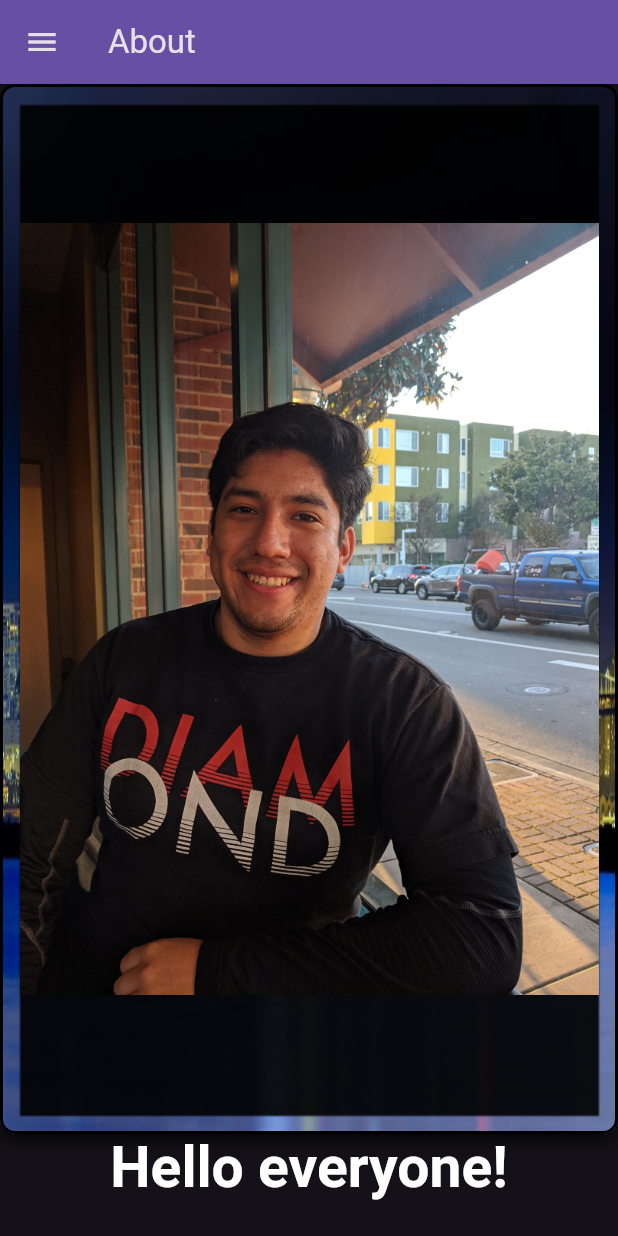
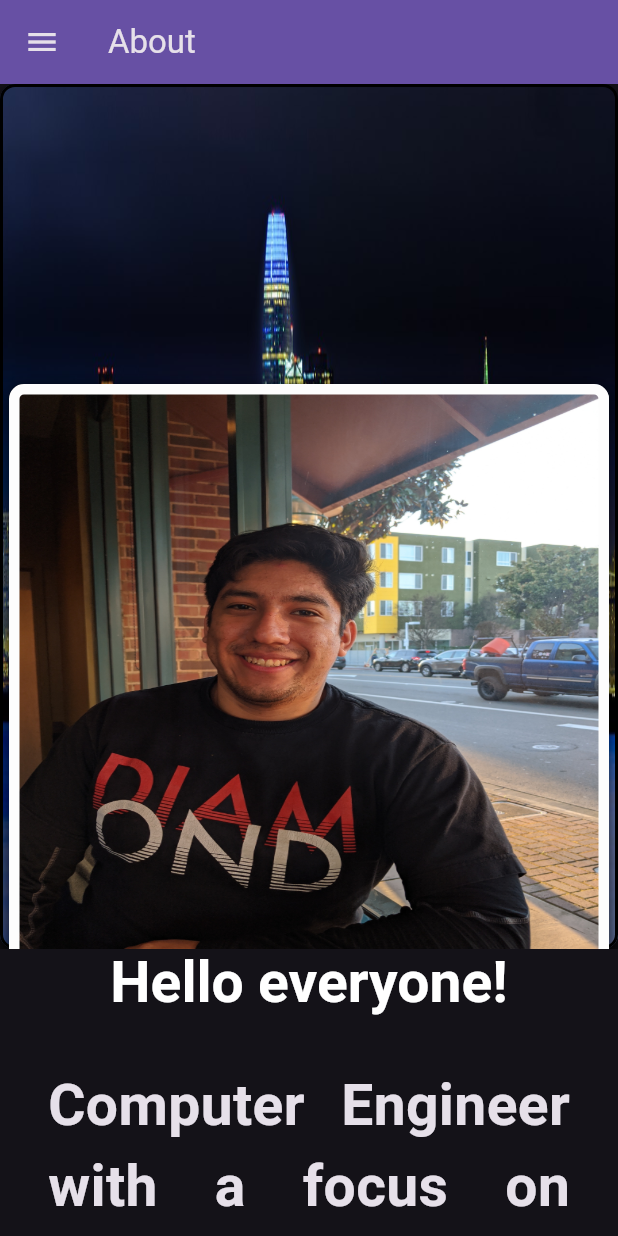
Before and after one commit to bryanoli/bryan_flutweb, a Flutter app: the screen it shows after launch, on a phone screen of 412 x 824 dp. Run offline on Flutter 3.47's test engine with Material 2 defaults, Android fonts, the phone set to English and light mode, and no system bars; drawn by our look-alikes of animated_text_kit; our stand-ins replace simple_icons.

Commit message:
Positioned background and profile image to the center of the screen based on whichever device is going to be used for

```diff
--- a/bryan_flutweb/lib/about.dart
+++ b/bryan_flutweb/lib/about.dart
@@ -2,6 +2,8 @@
 import 'package:flutter/material.dart';
 import 'package:bryan_flutweb/widgets/menunav.dart';
 import 'package:animated_text_kit/animated_text_kit.dart';
+import 'package:simple_icons/simple_icons.dart';
+
 
 class MyHomePage extends StatefulWidget {
   const MyHomePage({super.key, required this.title});
@@ -32,7 +34,7 @@ class _MyHomePageState extends State<MyHomePage> {
           fontWeight: FontWeight.bold,
           color: Colors.white,
         ),
-        // textAlign: TextAlign.justify,
+
         child: AnimatedTextKit(
           animatedTexts: [
             TypewriterAnimatedText('Hello everyone!'),
@@ -80,10 +82,12 @@ class _MyHomePageState extends State<MyHomePage> {
   body: Center(
     child: ListView(
       children: [
-        Container(
-          height: 700,
-          width: 500,
-          // alignment: Alignment.center,
+        Stack(
+          children: [
+            Positioned(
+              child: Container(
+                height: MediaQuery.of(context).size.height*.7,
+                width: MediaQuery.of(context).size.width,
             decoration: BoxDecoration(
             image: const DecorationImage(
               image: AssetImage('assets/images/skylinesf.jpg'),
@@ -100,31 +104,36 @@ class _MyHomePageState extends State<MyHomePage> {
             ],
           ),
           padding: const EdgeInsets.all(10),
+          ),
+
+
+            ),
+            Positioned(
+              top: 200,
+              right: MediaQuery.of(context).size.width / 2 - 200,
               child: Container(
+                // color:  Color.fromARGB(255, 255, 255, 255),
                 height: 400,
                 width: 400,
-            margin: EdgeInsets.all(1),
-            padding: EdgeInsets.all(1),
                 decoration: BoxDecoration(
+              image: const DecorationImage(
+                image: AssetImage('assets/images/profile.jpg'),
+                fit: BoxFit.fill,
+              ),
+              border: Border.all(color: const Color.fromARGB(255, 253, 253, 253), width: 7),
+              borderRadius: BorderRadius.circular(10),
               boxShadow: [
                 BoxShadow(
                   color: Colors.black.withOpacity(0.9),
-                blurRadius: 0.1,
-                offset: const Offset(0, 1),
+                  blurRadius: 10,
+                  offset: const Offset(0, 4),
                 ),
               ],
-            image: const DecorationImage(
-              image: AssetImage('assets/images/profile.jpg'),
-                fit: BoxFit.contain ,
-
             ),
-            //    border: Border.all(color: const Color.fromARGB(255, 0, 0, 0), width: 2),
-            // borderRadius: BorderRadius.circular(10),
-
+            padding: const EdgeInsets.all(10),
               ),
             ),
-
-
+          ],
 
           ),
         textIntro,
--- a/bryan_flutweb/pubspec.yaml
+++ b/bryan_flutweb/pubspec.yaml
@@ -28,6 +28,7 @@ environment:
 # the latest version available on pub.dev. To see which dependencies have newer
 # versions available, run `flutter pub outdated`.
 dependencies:
+  simple_icons: ^7.10.0
   animated_text_kit: ^4.2.2
   flutter:
     sdk: flutter
```
Also changed, not shown: bryan_flutweb/assets/images/sfcity.jpg (deleted), bryan_flutweb/pubspec.lock. Lines whose indentation alone changed are shown as unchanged.
